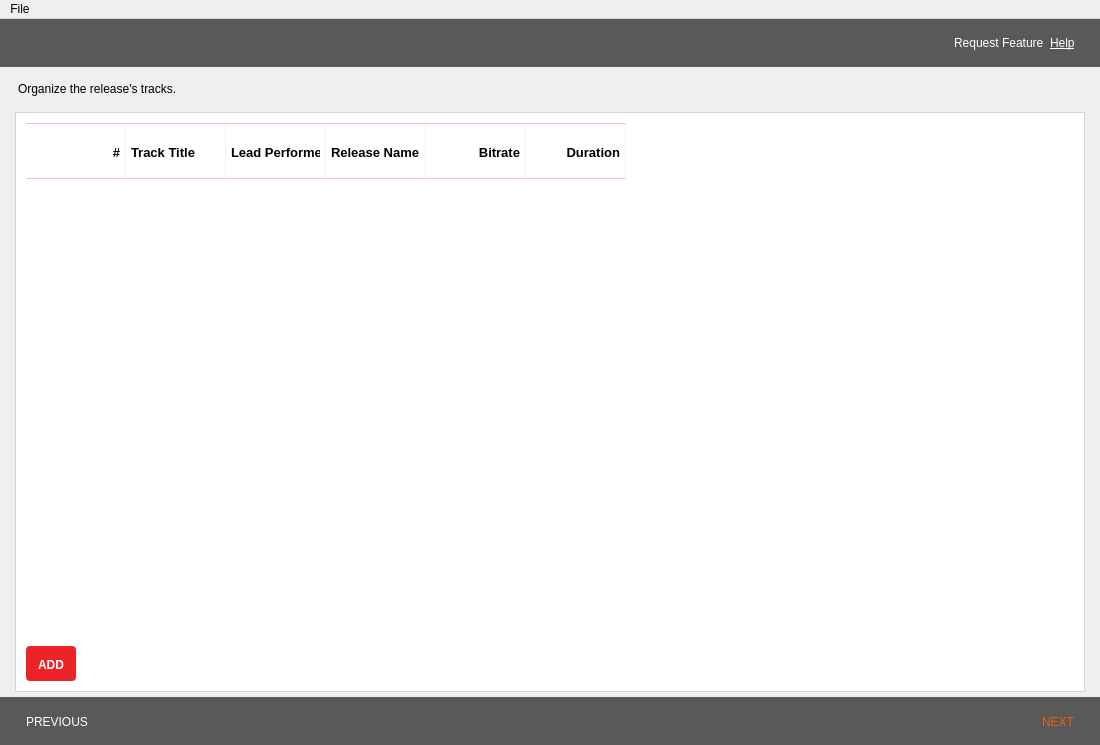
Iconoclasteinc/tgit, file prototype.ui: the form before one commit.
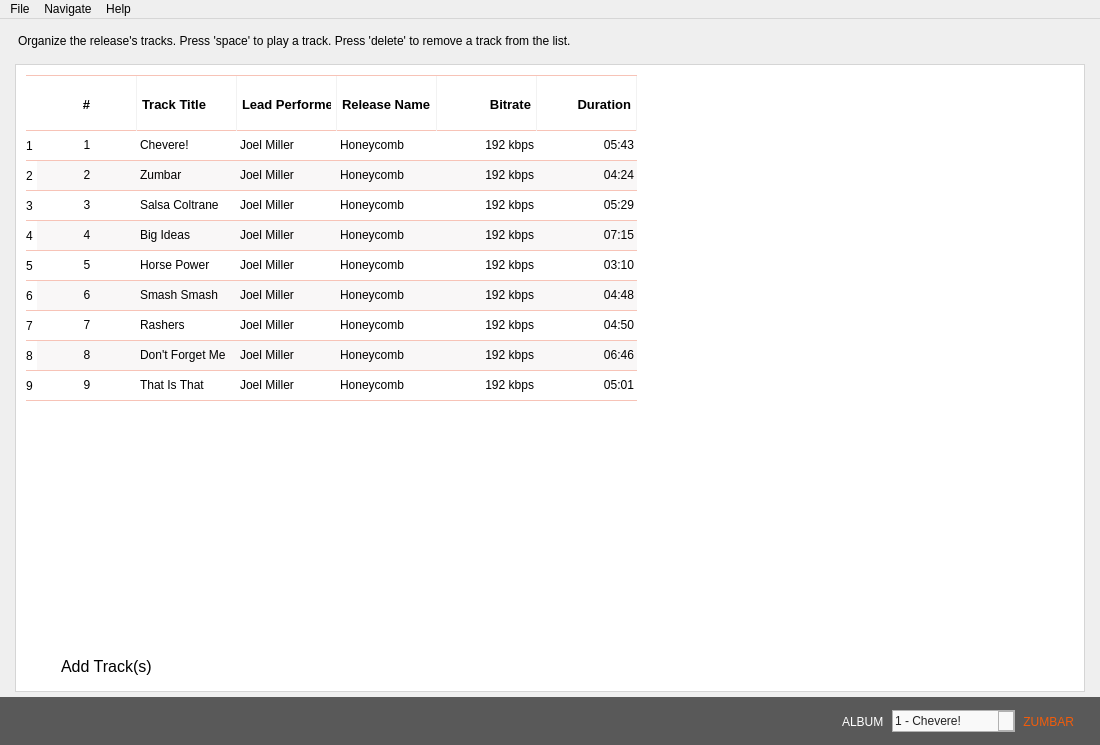
The form after the commit. The open tabs and pages were chosen to show the change. Icons and pictures are not drawn. Custom widgets are drawn as their Qt base class.

Commit message: Prototype UX improvements.

```diff
--- a/prototype.ui
+++ b/prototype.ui
@@ -29,9 +29,6 @@
    <iconset resource="../Documents/Code/tgit/resources/resources.qrc">
     <normaloff>:/tgit.ico</normaloff>:/tgit.ico</iconset>
   </property>
-  <property name="styleSheet">
-   <string notr="true"/>
-  </property>
   <widget class="QWidget" name="central_widget">
    <layout class="QHBoxLayout" name="horizontalLayout">
     <property name="spacing">
@@ -575,7 +572,62 @@
                </widget>
               </item>
               <item row="6" column="1">
-               <widget class="QLineEdit" name="album_location"/>
+               <widget class="QLineEdit" name="album_location">
+                <property name="text">
+                 <string>C:/Users/Jonathan/Documents</string>
+                </property>
+               </widget>
+              </item>
+              <item row="8" column="0">
+               <widget class="QWidget" name="widget_4" native="true">
+                <layout class="QHBoxLayout" name="horizontalLayout_5">
+                 <property name="spacing">
+                  <number>2</number>
+                 </property>
+                 <property name="leftMargin">
+                  <number>0</number>
+                 </property>
+                 <property name="topMargin">
+                  <number>0</number>
+                 </property>
+                 <property name="rightMargin">
+                  <number>0</number>
+                 </property>
+                 <property name="bottomMargin">
+                  <number>0</number>
+                 </property>
+                 <item>
+                  <widget class="QLabel" name="track_location_label">
+                   <property name="text">
+                    <string>Reference Track</string>
+                   </property>
+                   <property name="buddy">
+                    <cstring>track_location</cstring>
+                   </property>
+                  </widget>
+                 </item>
+                 <item>
+                  <widget class="QLabel" name="label_4">
+                   <property name="toolTip">
+                    <string>&lt;html&gt;&lt;head/&gt;&lt;body&gt;&lt;p&gt;Import metadata embedded in an existing track.&lt;/p&gt;&lt;p&gt;This field is &lt;span style=&quot; font-weight:600;&quot;&gt;optional&lt;/span&gt;. Leave blank if you wish to start an album from scratch.&lt;/p&gt;&lt;/body&gt;&lt;/html&gt;</string>
+                   </property>
+                   <property name="text">
+                    <string/>
+                   </property>
+                   <property name="pixmap">
+                    <pixmap resource="resources/resources.qrc">:/images/question-18.png</pixmap>
+                   </property>
+                  </widget>
+                 </item>
+                 <item>
+                  <widget class="QLabel" name="label_3">
+                   <property name="text">
+                    <string>:</string>
+                   </property>
+                  </widget>
+                 </item>
+                </layout>
+               </widget>
               </item>
              </layout>
             </widget>
@@ -669,7 +721,38 @@
       </widget>
       <widget class="QWidget" name="album_screen">
        <property name="styleSheet">
-        <string notr="true">QStackedWidget {
+        <string notr="true">QComboBox,
+QComboBox::drop-down,
+QComboBox QAbstractItemView {
+	background-color: #F9F9F9;
+	border: 1px solid #B1B1B1;
+	color: #222222;
+	min-height: 20px;
+}
+
+QComboBox {
+	selection-background-color: #F9CFBA;
+	selection-color: #222222;
+}
+
+QComboBox:focus,
+QComboBox:on,
+QComboBox::drop-down:focus,
+QComboBox::drop-down:on,
+QComboBox QAbstractItemView:focus {
+	border: 1px solid #F79D6C;
+}
+
+QComboBox::down-arrow {
+	image: url(:/down-arrow.png);
+}
+
+QComboBox::down-arrow:on,
+QComboBox::down-arrow:focus {
+	image: url(:/down-arrow-on.png);
+}
+
+QStackedWidget {
 	margin: 5 15px 5px 15px;
 }
 
@@ -765,57 +848,6 @@
         <property name="bottomMargin">
          <number>0</number>
         </property>
-        <item>
-         <widget class="QWidget" name="navigation" native="true">
-          <layout class="QHBoxLayout" name="horizontalLayout_5">
-           <property name="leftMargin">
-            <number>25</number>
-           </property>
-           <property name="topMargin">
-            <number>10</number>
-           </property>
-           <property name="rightMargin">
-            <number>25</number>
-           </property>
-           <property name="bottomMargin">
-            <number>10</number>
-           </property>
-           <item>
-            <spacer name="horizontalSpacer_4">
-             <property name="orientation">
-              <enum>Qt::Horizontal</enum>
-             </property>
-             <property name="sizeHint" stdset="0">
-              <size>
-               <width>40</width>
-               <height>20</height>
-              </size>
-             </property>
-            </spacer>
-           </item>
-           <item>
-            <widget class="QLabel" name="feature_request_link">
-             <property name="text">
-              <string>&lt;a style=&quot;color: white&quot; href=&quot;mailto:iconoclastejr@gmail.com?subject=[TGiT] J'en veux plus !&quot;&gt;Request Feature&lt;/a&gt;</string>
-             </property>
-             <property name="openExternalLinks">
-              <bool>true</bool>
-             </property>
-            </widget>
-           </item>
-           <item>
-            <widget class="QLabel" name="help_link">
-             <property name="text">
-              <string>&lt;a style=&quot;color: white&quot; href=&quot;http://tagyourmusic.com/#style-guide&quot;&gt;Help&lt;/a&gt;</string>
-             </property>
-             <property name="openExternalLinks">
-              <bool>true</bool>
-             </property>
-            </widget>
-           </item>
-          </layout>
-         </widget>
-        </item>
         <item>
          <widget class="QStackedWidget" name="album_pages">
           <property name="currentIndex">
@@ -856,7 +888,7 @@
                <item>
                 <widget class="QLabel" name="label_2">
                  <property name="text">
-                  <string>Organize the release's tracks.</string>
+                  <string>Organize the release's tracks. Press 'space' to play a track. Press 'delete' to remove a track from the list.</string>
                  </property>
                 </widget>
                </item>
@@ -1111,12 +1143,57 @@
                  <attribute name="verticalHeaderMinimumSectionSize">
                   <number>30</number>
                  </attribute>
+                 <row>
+                  <property name="text">
+                   <string>1</string>
+                  </property>
+                 </row>
+                 <row>
+                  <property name="text">
+                   <string>2</string>
+                  </property>
+                 </row>
+                 <row>
+                  <property name="text">
+                   <string>3</string>
+                  </property>
+                 </row>
+                 <row>
+                  <property name="text">
+                   <string>4</string>
+                  </property>
+                 </row>
+                 <row>
+                  <property name="text">
+                   <string>5</string>
+                  </property>
+                 </row>
+                 <row>
+                  <property name="text">
+                   <string>6</string>
+                  </property>
+                 </row>
+                 <row>
+                  <property name="text">
+                   <string>7</string>
+                  </property>
+                 </row>
+                 <row>
+                  <property name="text">
+                   <string>8</string>
+                  </property>
+                 </row>
+                 <row>
+                  <property name="text">
+                   <string>9</string>
+                  </property>
+                 </row>
                  <column>
                   <property name="text">
                    <string>#</string>
                   </property>
                   <property name="textAlignment">
-                   <set>AlignRight|AlignVCenter</set>
+                   <set>AlignHCenter|AlignVCenter|AlignCenter</set>
                   </property>
                  </column>
                  <column>
@@ -1159,10 +1236,361 @@
                    <set>AlignRight|AlignVCenter</set>
                   </property>
                  </column>
+                 <item row="0" column="0">
+                  <property name="text">
+                   <string>1</string>
+                  </property>
+                  <property name="textAlignment">
+                   <set>AlignHCenter|AlignVCenter|AlignCenter</set>
+                  </property>
+                 </item>
+                 <item row="0" column="1">
+                  <property name="text">
+                   <string>Chevere!</string>
+                  </property>
+                 </item>
+                 <item row="0" column="2">
+                  <property name="text">
+                   <string>Joel Miller</string>
+                  </property>
+                 </item>
+                 <item row="0" column="3">
+                  <property name="text">
+                   <string>Honeycomb</string>
+                  </property>
+                 </item>
+                 <item row="0" column="4">
+                  <property name="text">
+                   <string>192 kbps</string>
+                  </property>
+                  <property name="textAlignment">
+                   <set>AlignRight|AlignVCenter</set>
+                  </property>
+                 </item>
+                 <item row="0" column="5">
+                  <property name="text">
+                   <string>05:43</string>
+                  </property>
+                  <property name="textAlignment">
+                   <set>AlignRight|AlignVCenter</set>
+                  </property>
+                 </item>
+                 <item row="1" column="0">
+                  <property name="text">
+                   <string>2</string>
+                  </property>
+                  <property name="textAlignment">
+                   <set>AlignHCenter|AlignVCenter|AlignCenter</set>
+                  </property>
+                 </item>
+                 <item row="1" column="1">
+                  <property name="text">
+                   <string>Zumbar</string>
+                  </property>
+                 </item>
+                 <item row="1" column="2">
+                  <property name="text">
+                   <string>Joel Miller</string>
+                  </property>
+                 </item>
+                 <item row="1" column="3">
+                  <property name="text">
+                   <string>Honeycomb</string>
+                  </property>
+                 </item>
+                 <item row="1" column="4">
+                  <property name="text">
+                   <string>192 kbps</string>
+                  </property>
+                  <property name="textAlignment">
+                   <set>AlignRight|AlignVCenter</set>
+                  </property>
+                 </item>
+                 <item row="1" column="5">
+                  <property name="text">
+                   <string>04:24</string>
+                  </property>
+                  <property name="textAlignment">
+                   <set>AlignRight|AlignVCenter</set>
+                  </property>
+                 </item>
+                 <item row="2" column="0">
+                  <property name="text">
+                   <string>3</string>
+                  </property>
+                  <property name="textAlignment">
+                   <set>AlignHCenter|AlignVCenter|AlignCenter</set>
+                  </property>
+                 </item>
+                 <item row="2" column="1">
+                  <property name="text">
+                   <string>Salsa Coltrane</string>
+                  </property>
+                 </item>
+                 <item row="2" column="2">
+                  <property name="text">
+                   <string>Joel Miller</string>
+                  </property>
+                 </item>
+                 <item row="2" column="3">
+                  <property name="text">
+                   <string>Honeycomb</string>
+                  </property>
+                 </item>
+                 <item row="2" column="4">
+                  <property name="text">
+                   <string>192 kbps</string>
+                  </property>
+                  <property name="textAlignment">
+                   <set>AlignRight|AlignVCenter</set>
+                  </property>
+                 </item>
+                 <item row="2" column="5">
+                  <property name="text">
+                   <string>05:29</string>
+                  </property>
+                  <property name="textAlignment">
+                   <set>AlignRight|AlignVCenter</set>
+                  </property>
+                 </item>
+                 <item row="3" column="0">
+                  <property name="text">
+                   <string>4</string>
+                  </property>
+                  <property name="textAlignment">
+                   <set>AlignHCenter|AlignVCenter|AlignCenter</set>
+                  </property>
+                 </item>
+                 <item row="3" column="1">
+                  <property name="text">
+                   <string>Big Ideas</string>
+                  </property>
+                 </item>
+                 <item row="3" column="2">
+                  <property name="text">
+                   <string>Joel Miller</string>
+                  </property>
+                 </item>
+                 <item row="3" column="3">
+                  <property name="text">
+                   <string>Honeycomb</string>
+                  </property>
+                 </item>
+                 <item row="3" column="4">
+                  <property name="text">
+                   <string>192 kbps</string>
+                  </property>
+                  <property name="textAlignment">
+                   <set>AlignRight|AlignVCenter</set>
+                  </property>
+                 </item>
+                 <item row="3" column="5">
+                  <property name="text">
+                   <string>07:15</string>
+                  </property>
+                  <property name="textAlignment">
+                   <set>AlignRight|AlignVCenter</set>
+                  </property>
+                 </item>
+                 <item row="4" column="0">
+                  <property name="text">
+                   <string>5</string>
+                  </property>
+                  <property name="textAlignment">
+                   <set>AlignHCenter|AlignVCenter|AlignCenter</set>
+                  </property>
+                 </item>
+                 <item row="4" column="1">
+                  <property name="text">
+                   <string>Horse Power</string>
+                  </property>
+                 </item>
+                 <item row="4" column="2">
+                  <property name="text">
+                   <string>Joel Miller</string>
+                  </property>
+                 </item>
+                 <item row="4" column="3">
+                  <property name="text">
+                   <string>Honeycomb</string>
+                  </property>
+                 </item>
+                 <item row="4" column="4">
+                  <property name="text">
+                   <string>192 kbps</string>
+                  </property>
+                  <property name="textAlignment">
+                   <set>AlignRight|AlignVCenter</set>
+                  </property>
+                 </item>
+                 <item row="4" column="5">
+                  <property name="text">
+                   <string>03:10</string>
+                  </property>
+                  <property name="textAlignment">
+                   <set>AlignRight|AlignVCenter</set>
+                  </property>
+                 </item>
+                 <item row="5" column="0">
+                  <property name="text">
+                   <string>6</string>
+                  </property>
+                  <property name="textAlignment">
+                   <set>AlignHCenter|AlignVCenter|AlignCenter</set>
+                  </property>
+                 </item>
+                 <item row="5" column="1">
+                  <property name="text">
+                   <string>Smash Smash</string>
+                  </property>
+                 </item>
+                 <item row="5" column="2">
+                  <property name="text">
+                   <string>Joel Miller</string>
+                  </property>
+                 </item>
+                 <item row="5" column="3">
+                  <property name="text">
+                   <string>Honeycomb</string>
+                  </property>
+                 </item>
+                 <item row="5" column="4">
+                  <property name="text">
+                   <string>192 kbps</string>
+                  </property>
+                  <property name="textAlignment">
+                   <set>AlignRight|AlignVCenter</set>
+                  </property>
+                 </item>
+                 <item row="5" column="5">
+                  <property name="text">
+                   <string>04:48</string>
+                  </property>
+                  <property name="textAlignment">
+                   <set>AlignRight|AlignVCenter</set>
+                  </property>
+                 </item>
+                 <item row="6" column="0">
+                  <property name="text">
+                   <string>7</string>
+                  </property>
+                  <property name="textAlignment">
+                   <set>AlignHCenter|AlignVCenter|AlignCenter</set>
+                  </property>
+                 </item>
+                 <item row="6" column="1">
+                  <property name="text">
+                   <string>Rashers</string>
+                  </property>
+                 </item>
+                 <item row="6" column="2">
+                  <property name="text">
+                   <string>Joel Miller</string>
+                  </property>
+                 </item>
+                 <item row="6" column="3">
+                  <property name="text">
+                   <string>Honeycomb</string>
+                  </property>
+                 </item>
+                 <item row="6" column="4">
+                  <property name="text">
+                   <string>192 kbps</string>
+                  </property>
+                  <property name="textAlignment">
+                   <set>AlignRight|AlignVCenter</set>
+                  </property>
+                 </item>
+                 <item row="6" column="5">
+                  <property name="text">
+                   <string>04:50</string>
+                  </property>
+                  <property name="textAlignment">
+                   <set>AlignRight|AlignVCenter</set>
+                  </property>
+                 </item>
+                 <item row="7" column="0">
+                  <property name="text">
+                   <string>8</string>
+                  </property>
+                  <property name="textAlignment">
+                   <set>AlignHCenter|AlignVCenter|AlignCenter</set>
+                  </property>
+                 </item>
+                 <item row="7" column="1">
+                  <property name="text">
+                   <string>Don't Forget Me</string>
+                  </property>
+                 </item>
+                 <item row="7" column="2">
+                  <property name="text">
+                   <string>Joel Miller</string>
+                  </property>
+                 </item>
+                 <item row="7" column="3">
+                  <property name="text">
+                   <string>Honeycomb</string>
+                  </property>
+                 </item>
+                 <item row="7" column="4">
+                  <property name="text">
+                   <string>192 kbps</string>
+                  </property>
+                  <property name="textAlignment">
+                   <set>AlignRight|AlignVCenter</set>
+                  </property>
+                 </item>
+                 <item row="7" column="5">
+                  <property name="text">
+                   <string>06:46</string>
+                  </property>
+                  <property name="textAlignment">
+                   <set>AlignRight|AlignVCenter</set>
+                  </property>
+                 </item>
+                 <item row="8" column="0">
+                  <property name="text">
+                   <string>9</string>
+                  </property>
+                  <property name="textAlignment">
+                   <set>AlignHCenter|AlignVCenter|AlignCenter</set>
+                  </property>
+                 </item>
+                 <item row="8" column="1">
+                  <property name="text">
+                   <string>That Is That</string>
+                  </property>
+                 </item>
+                 <item row="8" column="2">
+                  <property name="text">
+                   <string>Joel Miller</string>
+                  </property>
+                 </item>
+                 <item row="8" column="3">
+                  <property name="text">
+                   <string>Honeycomb</string>
+                  </property>
+                 </item>
+                 <item row="8" column="4">
+                  <property name="text">
+                   <string>192 kbps</string>
+                  </property>
+                  <property name="textAlignment">
+                   <set>AlignRight|AlignVCenter</set>
+                  </property>
+                 </item>
+                 <item row="8" column="5">
+                  <property name="text">
+                   <string>05:01</string>
+                  </property>
+                  <property name="textAlignment">
+                   <set>AlignRight|AlignVCenter</set>
+                  </property>
+                 </item>
                 </widget>
                </item>
                <item>
-                <widget class="QWidget" name="widget_4" native="true">
+                <widget class="QWidget" name="_track_table_actions" native="true">
                  <layout class="QHBoxLayout" name="horizontalLayout_13">
                   <property name="leftMargin">
                    <number>0</number>
@@ -1186,13 +1614,12 @@
                     </property>
                     <property name="styleSheet">
                      <string notr="true">* {
-    background-color: #EC2327;
-    border: 2px solid #EC2327;
-    border-radius: 4px;
-    font-size: 12px;
-    font-weight: bold;
-    color: white;
-    padding: 10px 10px 7px 10px;
+   	background: transparent url(:/images/add-track-30.png) no-repeat center left;
+    border: none;
+	font-size: 16px;
+    text-align: left;
+    padding-left: 35px;
+	min-height: 30px;
 }
 
 :hover {
@@ -1207,7 +1634,7 @@
 </string>
                     </property>
                     <property name="text">
-                     <string>ADD</string>
+                     <string>Add Track(s)</string>
                     </property>
                    </widget>
                   </item>
@@ -2340,16 +2767,6 @@
            <property name="bottomMargin">
             <number>0</number>
            </property>
-           <item>
-            <widget class="QPushButton" name="previous">
-             <property name="enabled">
-              <bool>true</bool>
-             </property>
-             <property name="text">
-              <string>PREVIOUS</string>
-             </property>
-            </widget>
-           </item>
            <item>
             <spacer name="horizontalSpacer_5">
              <property name="orientation">
@@ -2363,13 +2780,91 @@
              </property>
             </spacer>
            </item>
+           <item>
+            <widget class="QPushButton" name="previous">
+             <property name="enabled">
+              <bool>true</bool>
+             </property>
+             <property name="text">
+              <string>ALBUM</string>
+             </property>
+            </widget>
+           </item>
+           <item>
+            <widget class="QComboBox" name="comboBox">
+             <property name="focusPolicy">
+              <enum>Qt::ClickFocus</enum>
+             </property>
+             <property name="editable">
+              <bool>true</bool>
+             </property>
+             <property name="currentIndex">
+              <number>2</number>
+             </property>
+             <item>
+              <property name="text">
+               <string>Tracks</string>
+              </property>
+             </item>
+             <item>
+              <property name="text">
+               <string>Album</string>
+              </property>
+             </item>
+             <item>
+              <property name="text">
+               <string>1 - Chevere!</string>
+              </property>
+             </item>
+             <item>
+              <property name="text">
+               <string>2 - Zumbar</string>
+              </property>
+             </item>
+             <item>
+              <property name="text">
+               <string>3 - Salsa Coltrane</string>
+              </property>
+             </item>
+             <item>
+              <property name="text">
+               <string>4 - Big Ideas</string>
+              </property>
+             </item>
+             <item>
+              <property name="text">
+               <string>5 - Horse Power</string>
+              </property>
+             </item>
+             <item>
+              <property name="text">
+               <string>6 - Smash Smash</string>
+              </property>
+             </item>
+             <item>
+              <property name="text">
+               <string>7 - Rashers</string>
+              </property>
+             </item>
+             <item>
+              <property name="text">
+               <string>8 - Don't Forget Me</string>
+              </property>
+             </item>
+             <item>
+              <property name="text">
+               <string>9 - This Is That</string>
+              </property>
+             </item>
+            </widget>
+           </item>
            <item>
             <widget class="QPushButton" name="next">
              <property name="enabled">
               <bool>true</bool>
              </property>
              <property name="text">
-              <string>NEXT</string>
+              <string>ZUMBAR</string>
              </property>
             </widget>
            </item>
@@ -2401,8 +2896,38 @@
     <addaction name="export_action"/>
     <addaction name="separator"/>
     <addaction name="settings_action"/>
+    <addaction name="separator"/>
+    <addaction name="actionExit"/>
+   </widget>
+   <widget class="QMenu" name="menuNavigate">
+    <property name="title">
+     <string>Navigate</string>
+    </property>
+    <addaction name="actionTrack_List"/>
+    <addaction name="actionAlbum"/>
+    <addaction name="separator"/>
+    <addaction name="action1_Chevere"/>
+    <addaction name="action2_Zumbar"/>
+    <addaction name="action3_Salsa_Coltrane"/>
+    <addaction name="action4_Big_Ideas"/>
+    <addaction name="action5_Horse_Power"/>
+    <addaction name="action6_Smash_Smash"/>
+    <addaction name="action7_Rashers"/>
+    <addaction name="action8_Don_t_Forget_Me"/>
+    <addaction name="action9_That_Is_That"/>
+   </widget>
+   <widget class="QMenu" name="menuHelp">
+    <property name="title">
+     <string>Help</string>
+    </property>
+    <addaction name="actionOnline_Help"/>
+    <addaction name="actionRequest_a_Feature"/>
+    <addaction name="separator"/>
+    <addaction name="actionAbout_TGiT"/>
    </widget>
    <addaction name="file_menu"/>
+   <addaction name="menuNavigate"/>
+   <addaction name="menuHelp"/>
   </widget>
   <action name="settings_action">
    <property name="text">
```
Left out of the diff: 200 changed lines with no effect on the pictures. The commit also changes 4 other files.
